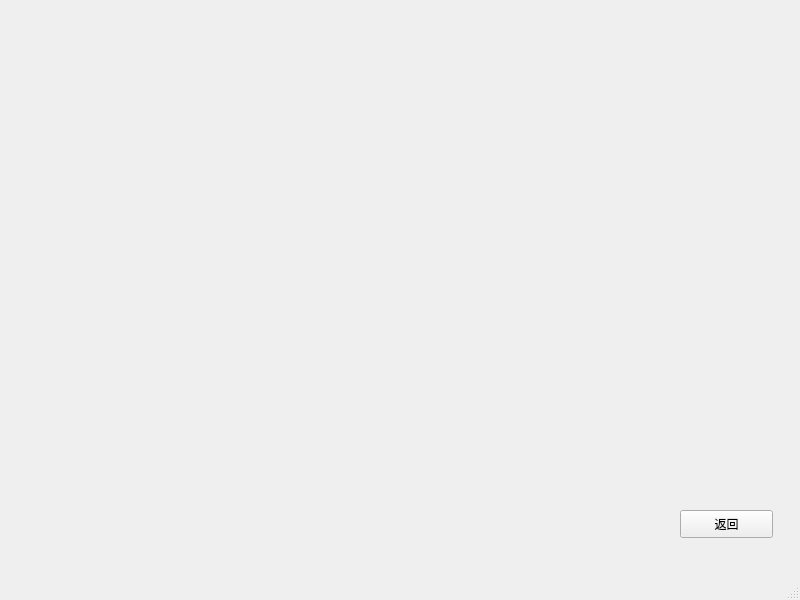
This is datawindow.ui in Haon1/project-qt-student-nameger-20221103 as Qt 5 draws it before an edit. The edited form follows.
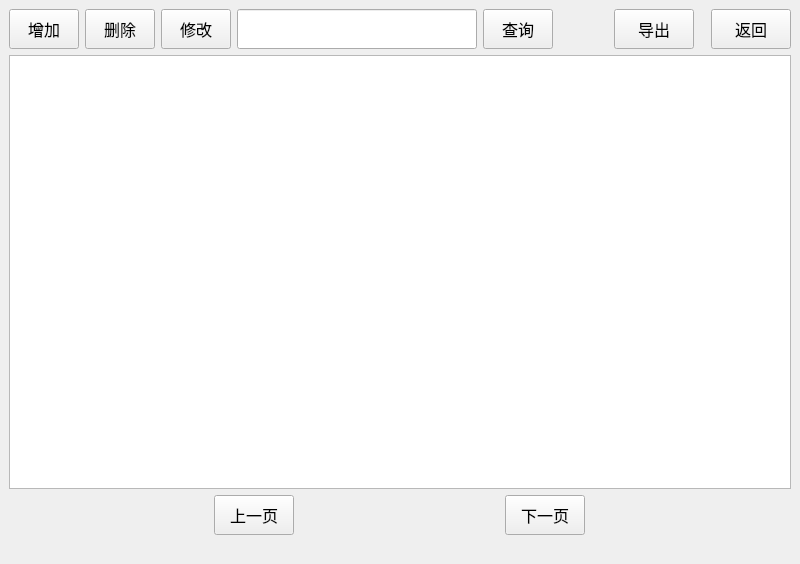
This is the edited form.

Commit message: Modify: 添加数据窗口

The edit to the form file:
```diff
--- a/datawindow.ui
+++ b/datawindow.ui
@@ -2,31 +2,334 @@
 <ui version="4.0">
  <class>DataWindow</class>
  <widget class="QMainWindow" name="DataWindow">
+  <property name="enabled">
+   <bool>true</bool>
+  </property>
   <property name="geometry">
    <rect>
     <x>0</x>
     <y>0</y>
     <width>800</width>
-    <height>600</height>
+    <height>564</height>
    </rect>
   </property>
+  <property name="minimumSize">
+   <size>
+    <width>800</width>
+    <height>480</height>
+   </size>
+  </property>
   <property name="windowTitle">
    <string>MainWindow</string>
   </property>
   <widget class="QWidget" name="centralwidget">
-   <widget class="QPushButton" name="btn_back">
-    <property name="geometry">
-     <rect>
-      <x>680</x>
-      <y>510</y>
-      <width>93</width>
-      <height>28</height>
-     </rect>
-    </property>
-    <property name="text">
-     <string>返回</string>
-    </property>
-   </widget>
+   <layout class="QVBoxLayout" name="verticalLayout">
+    <item>
+     <layout class="QHBoxLayout" name="horizontalLayout">
+      <item>
+       <widget class="QPushButton" name="btn_add">
+        <property name="minimumSize">
+         <size>
+          <width>70</width>
+          <height>40</height>
+         </size>
+        </property>
+        <property name="maximumSize">
+         <size>
+          <width>70</width>
+          <height>40</height>
+         </size>
+        </property>
+        <property name="font">
+         <font>
+          <pointsize>12</pointsize>
+         </font>
+        </property>
+        <property name="text">
+         <string>增加</string>
+        </property>
+       </widget>
+      </item>
+      <item>
+       <widget class="QPushButton" name="btn_del">
+        <property name="minimumSize">
+         <size>
+          <width>70</width>
+          <height>40</height>
+         </size>
+        </property>
+        <property name="maximumSize">
+         <size>
+          <width>70</width>
+          <height>40</height>
+         </size>
+        </property>
+        <property name="font">
+         <font>
+          <pointsize>12</pointsize>
+         </font>
+        </property>
+        <property name="text">
+         <string>删除</string>
+        </property>
+       </widget>
+      </item>
+      <item>
+       <widget class="QPushButton" name="btn_mod">
+        <property name="minimumSize">
+         <size>
+          <width>70</width>
+          <height>40</height>
+         </size>
+        </property>
+        <property name="maximumSize">
+         <size>
+          <width>70</width>
+          <height>40</height>
+         </size>
+        </property>
+        <property name="font">
+         <font>
+          <pointsize>12</pointsize>
+         </font>
+        </property>
+        <property name="text">
+         <string>修改</string>
+        </property>
+       </widget>
+      </item>
+      <item>
+       <widget class="QLineEdit" name="lineEdit">
+        <property name="minimumSize">
+         <size>
+          <width>240</width>
+          <height>40</height>
+         </size>
+        </property>
+        <property name="maximumSize">
+         <size>
+          <width>240</width>
+          <height>40</height>
+         </size>
+        </property>
+        <property name="font">
+         <font>
+          <pointsize>12</pointsize>
+         </font>
+        </property>
+       </widget>
+      </item>
+      <item>
+       <widget class="QPushButton" name="btn_find">
+        <property name="minimumSize">
+         <size>
+          <width>70</width>
+          <height>40</height>
+         </size>
+        </property>
+        <property name="maximumSize">
+         <size>
+          <width>70</width>
+          <height>40</height>
+         </size>
+        </property>
+        <property name="font">
+         <font>
+          <pointsize>12</pointsize>
+         </font>
+        </property>
+        <property name="text">
+         <string>查询</string>
+        </property>
+       </widget>
+      </item>
+      <item>
+       <spacer name="horizontalSpacer_4">
+        <property name="orientation">
+         <enum>Qt::Horizontal</enum>
+        </property>
+        <property name="sizeHint" stdset="0">
+         <size>
+          <width>40</width>
+          <height>20</height>
+         </size>
+        </property>
+       </spacer>
+      </item>
+      <item>
+       <spacer name="horizontalSpacer_6">
+        <property name="orientation">
+         <enum>Qt::Horizontal</enum>
+        </property>
+        <property name="sizeHint" stdset="0">
+         <size>
+          <width>40</width>
+          <height>20</height>
+         </size>
+        </property>
+       </spacer>
+      </item>
+      <item>
+       <spacer name="horizontalSpacer_3">
+        <property name="orientation">
+         <enum>Qt::Horizontal</enum>
+        </property>
+        <property name="sizeHint" stdset="0">
+         <size>
+          <width>40</width>
+          <height>20</height>
+         </size>
+        </property>
+       </spacer>
+      </item>
+      <item>
+       <spacer name="horizontalSpacer_5">
+        <property name="orientation">
+         <enum>Qt::Horizontal</enum>
+        </property>
+        <property name="sizeHint" stdset="0">
+         <size>
+          <width>40</width>
+          <height>20</height>
+         </size>
+        </property>
+       </spacer>
+      </item>
+      <item>
+       <spacer name="horizontalSpacer_2">
+        <property name="orientation">
+         <enum>Qt::Horizontal</enum>
+        </property>
+        <property name="sizeHint" stdset="0">
+         <size>
+          <width>40</width>
+          <height>20</height>
+         </size>
+        </property>
+       </spacer>
+      </item>
+      <item>
+       <widget class="QPushButton" name="btn_export">
+        <property name="minimumSize">
+         <size>
+          <width>80</width>
+          <height>40</height>
+         </size>
+        </property>
+        <property name="maximumSize">
+         <size>
+          <width>80</width>
+          <height>40</height>
+         </size>
+        </property>
+        <property name="font">
+         <font>
+          <pointsize>12</pointsize>
+         </font>
+        </property>
+        <property name="text">
+         <string>导出</string>
+        </property>
+       </widget>
+      </item>
+      <item>
+       <spacer name="horizontalSpacer">
+        <property name="orientation">
+         <enum>Qt::Horizontal</enum>
+        </property>
+        <property name="sizeHint" stdset="0">
+         <size>
+          <width>40</width>
+          <height>20</height>
+         </size>
+        </property>
+       </spacer>
+      </item>
+      <item>
+       <widget class="QPushButton" name="btn_back">
+        <property name="minimumSize">
+         <size>
+          <width>80</width>
+          <height>40</height>
+         </size>
+        </property>
+        <property name="maximumSize">
+         <size>
+          <width>80</width>
+          <height>40</height>
+         </size>
+        </property>
+        <property name="font">
+         <font>
+          <pointsize>12</pointsize>
+         </font>
+        </property>
+        <property name="text">
+         <string>返回</string>
+        </property>
+       </widget>
+      </item>
+     </layout>
+    </item>
+    <item>
+     <widget class="QTableWidget" name="tableWidget"/>
+    </item>
+    <item>
+     <layout class="QHBoxLayout" name="horizontalLayout_2">
+      <property name="bottomMargin">
+       <number>20</number>
+      </property>
+      <item>
+       <widget class="QPushButton" name="btn_pre">
+        <property name="minimumSize">
+         <size>
+          <width>80</width>
+          <height>40</height>
+         </size>
+        </property>
+        <property name="maximumSize">
+         <size>
+          <width>80</width>
+          <height>40</height>
+         </size>
+        </property>
+        <property name="font">
+         <font>
+          <pointsize>12</pointsize>
+         </font>
+        </property>
+        <property name="text">
+         <string>上一页</string>
+        </property>
+       </widget>
+      </item>
+      <item>
+       <widget class="QPushButton" name="btn_next">
+        <property name="minimumSize">
+         <size>
+          <width>80</width>
+          <height>40</height>
+         </size>
+        </property>
+        <property name="maximumSize">
+         <size>
+          <width>80</width>
+          <height>40</height>
+         </size>
+        </property>
+        <property name="font">
+         <font>
+          <pointsize>12</pointsize>
+         </font>
+        </property>
+        <property name="text">
+         <string>下一页</string>
+        </property>
+       </widget>
+      </item>
+     </layout>
+    </item>
+   </layout>
   </widget>
   <widget class="QMenuBar" name="menubar">
    <property name="geometry">
@@ -38,7 +341,6 @@
     </rect>
    </property>
   </widget>
-  <widget class="QStatusBar" name="statusbar"/>
  </widget>
  <resources/>
  <connections/>
```
Left out of the diff: 2 changed lines with no effect on the pictures. The commit also changes 4 other files.
